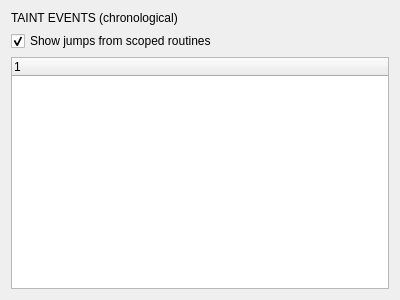
Qt form src/GUI/PinTracerUI/forms/TaintEventsWidget.ui (h3xduck/TaintBlade) before a commit.
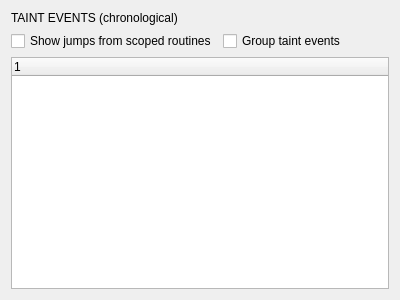
The same form after that commit.

Commit message: Added new button that enables to toggle whether the routines shown in the taint events widget are grouped (in case the dll and func is the same) or not. Combined this with the indirect routines toggle, so that now there are 4 possible different states

```diff
--- a/src/GUI/PinTracerUI/forms/TaintEventsWidget.ui
+++ b/src/GUI/PinTracerUI/forms/TaintEventsWidget.ui
@@ -22,14 +22,25 @@
     </widget>
    </item>
    <item>
+    <layout class="QHBoxLayout" name="horizontalLayout">
+     <item>
     <widget class="QCheckBox" name="checkBox">
      <property name="text">
       <string>Show jumps from scoped routines</string>
      </property>
      <property name="checked">
-      <bool>true</bool>
-     </property>
-    </widget>
+        <bool>false</bool>
+       </property>
+      </widget>
+     </item>
+     <item>
+      <widget class="QCheckBox" name="checkBoxGroupEvents">
+       <property name="text">
+        <string>Group taint events</string>
+       </property>
+      </widget>
+     </item>
+    </layout>
    </item>
    <item>
     <widget class="QTreeWidget" name="treeWidget">
```
Left out of the diff: 2 changed lines with no effect on the pictures. Lines whose indentation alone changed are shown as unchanged. The commit also changes 23 other files.
